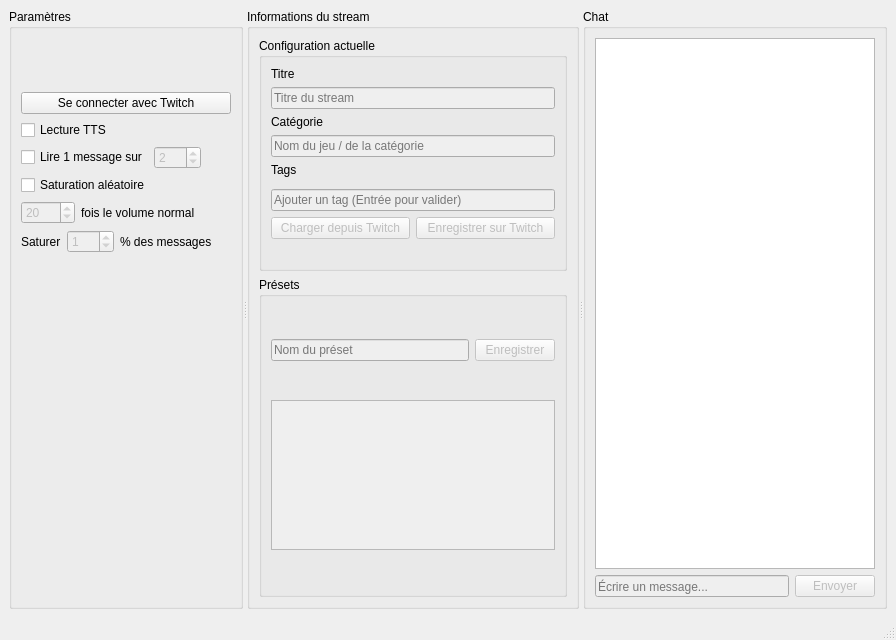
Old version of the form mainwindow.ui in the repository Akkun752/LutherTools.
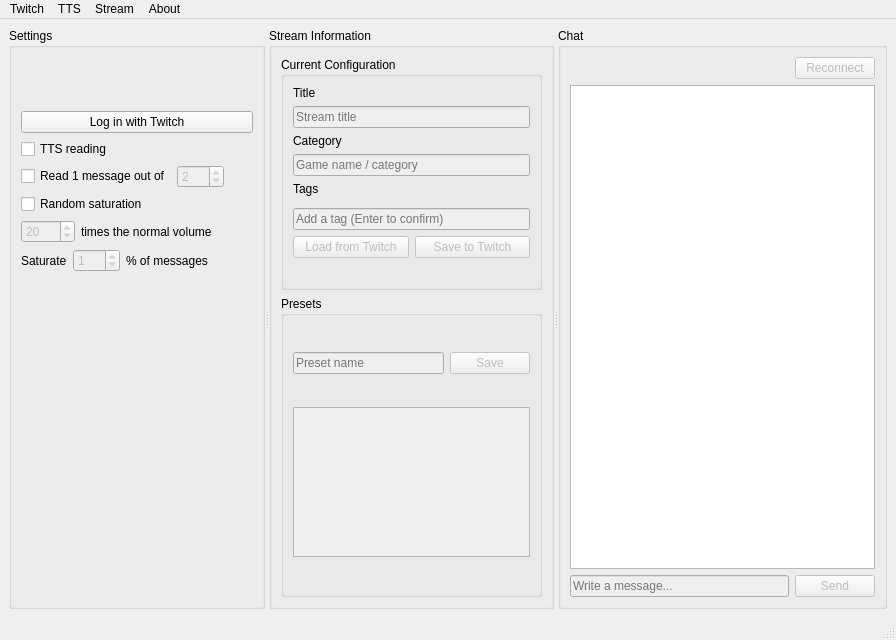
New version of the form. Icons and pictures are not drawn.

Commit message: v0.3.1: english + credits + reconnection button

Patch:
```diff
--- a/mainwindow.ui
+++ b/mainwindow.ui
@@ -50,7 +50,7 @@
         </size>
        </property>
        <property name="title">
-        <string>Paramètres</string>
+        <string>Settings</string>
        </property>
        <layout class="QVBoxLayout" name="connexionLayout">
         <item>
@@ -114,7 +114,7 @@
            <bool>false</bool>
           </property>
           <property name="text">
-           <string>Se connecter avec Twitch</string>
+           <string>Log in with Twitch</string>
           </property>
           <property name="icon">
            <iconset resource="ressources.qrc">
@@ -125,7 +125,7 @@
         <item>
          <widget class="QCheckBox" name="ttsCheckBox">
           <property name="text">
-           <string>Lecture TTS</string>
+           <string>TTS reading</string>
           </property>
           <property name="checked">
            <bool>false</bool>
@@ -137,7 +137,7 @@
           <item>
            <widget class="QCheckBox" name="readEveryNCheckBox">
             <property name="text">
-             <string>Lire 1 message sur</string>
+             <string>Read 1 message out of</string>
             </property>
            </widget>
           </item>
@@ -175,7 +175,7 @@
         <item>
          <widget class="QCheckBox" name="saturationCheckBox">
           <property name="text">
-           <string>Saturation aléatoire</string>
+           <string>Random saturation</string>
           </property>
          </widget>
         </item>
@@ -200,7 +200,7 @@
           <item>
            <widget class="QLabel" name="saturationFactorLabel">
             <property name="text">
-             <string>fois le volume normal</string>
+             <string>times the normal volume</string>
             </property>
            </widget>
           </item>
@@ -224,7 +224,7 @@
           <item>
            <widget class="QLabel" name="saturationChanceLabelBefore">
             <property name="text">
-             <string>Saturer</string>
+             <string>Saturate</string>
             </property>
            </widget>
           </item>
@@ -247,7 +247,7 @@
           <item>
            <widget class="QLabel" name="saturationChanceLabelAfter">
             <property name="text">
-             <string>% des messages</string>
+             <string>% of messages</string>
             </property>
            </widget>
           </item>
@@ -283,19 +283,19 @@
       </widget>
       <widget class="QGroupBox" name="presetsGroup">
        <property name="title">
-        <string>Informations du stream</string>
+        <string>Stream Information</string>
        </property>
        <layout class="QVBoxLayout" name="streamInfoLayout">
         <item>
          <widget class="QGroupBox" name="currentConfigGroup">
           <property name="title">
-           <string>Configuration actuelle</string>
+           <string>Current Configuration</string>
           </property>
           <layout class="QVBoxLayout" name="currentConfigLayout">
            <item>
             <widget class="QLabel" name="streamTitleLabel">
              <property name="text">
-              <string>Titre</string>
+              <string>Title</string>
              </property>
             </widget>
            </item>
@@ -308,14 +308,14 @@
               <number>140</number>
              </property>
              <property name="placeholderText">
-              <string>Titre du stream</string>
+              <string>Stream title</string>
              </property>
             </widget>
            </item>
            <item>
             <widget class="QLabel" name="streamCategoryLabel">
              <property name="text">
-              <string>Catégorie</string>
+              <string>Category</string>
              </property>
             </widget>
            </item>
@@ -325,7 +325,7 @@
               <bool>false</bool>
              </property>
              <property name="placeholderText">
-              <string>Nom du jeu / de la catégorie</string>
+              <string>Game name / category</string>
              </property>
             </widget>
            </item>
@@ -352,7 +352,7 @@
               <bool>false</bool>
              </property>
              <property name="placeholderText">
-              <string>Ajouter un tag (Entrée pour valider)</string>
+              <string>Add a tag (Enter to confirm)</string>
              </property>
             </widget>
            </item>
@@ -364,7 +364,7 @@
                 <bool>false</bool>
                </property>
                <property name="text">
-                <string>Charger depuis Twitch</string>
+                <string>Load from Twitch</string>
                </property>
               </widget>
              </item>
@@ -374,7 +374,7 @@
                 <bool>false</bool>
                </property>
                <property name="text">
-                <string>Enregistrer sur Twitch</string>
+                <string>Save to Twitch</string>
                </property>
               </widget>
              </item>
@@ -402,7 +402,7 @@
            </size>
           </property>
           <property name="title">
-           <string>Présets</string>
+           <string>Presets</string>
           </property>
           <layout class="QVBoxLayout" name="presetsSubLayout">
            <item>
@@ -416,7 +416,7 @@
                 <bool>false</bool>
                </property>
                <property name="placeholderText">
-                <string>Nom du préset</string>
+                <string>Preset name</string>
                </property>
               </widget>
              </item>
@@ -426,7 +426,7 @@
                 <bool>false</bool>
                </property>
                <property name="text">
-                <string>Enregistrer</string>
+                <string>Save</string>
                </property>
               </widget>
              </item>
@@ -460,7 +460,7 @@
                <rect>
                 <x>0</x>
                 <y>0</y>
-                <width>289</width>
+                <width>240</width>
                 <height>148</height>
                </rect>
               </property>
@@ -494,6 +494,33 @@
         <string>Chat</string>
        </property>
        <layout class="QVBoxLayout" name="chatLayout">
+        <item>
+         <layout class="QHBoxLayout" name="chatHeaderLayout">
+          <item>
+           <spacer name="chatHeaderSpacer">
+            <property name="orientation">
+             <enum>Qt::Orientation::Horizontal</enum>
+            </property>
+            <property name="sizeHint" stdset="0">
+             <size>
+              <width>0</width>
+              <height>20</height>
+             </size>
+            </property>
+           </spacer>
+          </item>
+          <item>
+           <widget class="QPushButton" name="chatReconnectButton">
+            <property name="enabled">
+             <bool>false</bool>
+            </property>
+            <property name="text">
+             <string>Reconnect</string>
+            </property>
+           </widget>
+          </item>
+         </layout>
+        </item>
         <item>
          <widget class="QTextEdit" name="chatDisplay">
           <property name="readOnly">
@@ -509,7 +536,7 @@
              <bool>false</bool>
             </property>
             <property name="placeholderText">
-             <string>Écrire un message...</string>
+             <string>Write a message...</string>
             </property>
            </widget>
           </item>
@@ -519,7 +546,7 @@
              <bool>false</bool>
             </property>
             <property name="text">
-             <string>Envoyer</string>
+             <string>Send</string>
             </property>
            </widget>
           </item>
@@ -540,6 +567,40 @@
      <height>21</height>
     </rect>
    </property>
+   <widget class="QMenu" name="menuTwitch">
+    <property name="title">
+     <string>Twitch</string>
+    </property>
+    <addaction name="actionLog_in"/>
+    <addaction name="actionDisconnect"/>
+    <addaction name="actionReconnect_Chat"/>
+   </widget>
+   <widget class="QMenu" name="menuTTS">
+    <property name="title">
+     <string>TTS</string>
+    </property>
+    <addaction name="actionReading"/>
+    <addaction name="actionSkip_messages"/>
+    <addaction name="actionSaturation"/>
+   </widget>
+   <widget class="QMenu" name="menuStream">
+    <property name="title">
+     <string>Stream</string>
+    </property>
+    <addaction name="actionLoad_from_Twitch"/>
+   </widget>
+   <widget class="QMenu" name="menuAbout">
+    <property name="title">
+     <string>About</string>
+    </property>
+    <addaction name="actionVersion"/>
+    <addaction name="separator"/>
+    <addaction name="actionAboutLutherTools"/>
+   </widget>
+   <addaction name="menuTwitch"/>
+   <addaction name="menuTTS"/>
+   <addaction name="menuStream"/>
+   <addaction name="menuAbout"/>
   </widget>
   <widget class="QStatusBar" name="statusbar"/>
  </widget>
```
Left out of the diff: 63 changed lines with no effect on the pictures. The commit also changes 21 other files.
